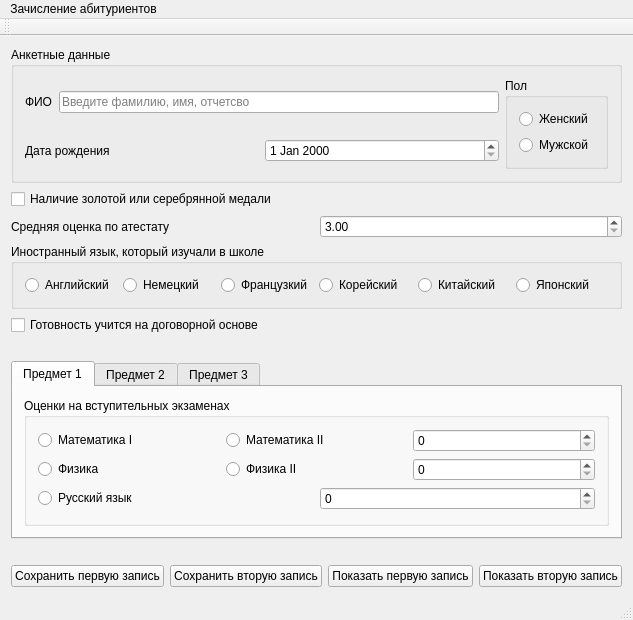
The window that mainwindow.ui (ghostik89/ControlWorkForOP) describes before a commit, drawn with Qt 5.
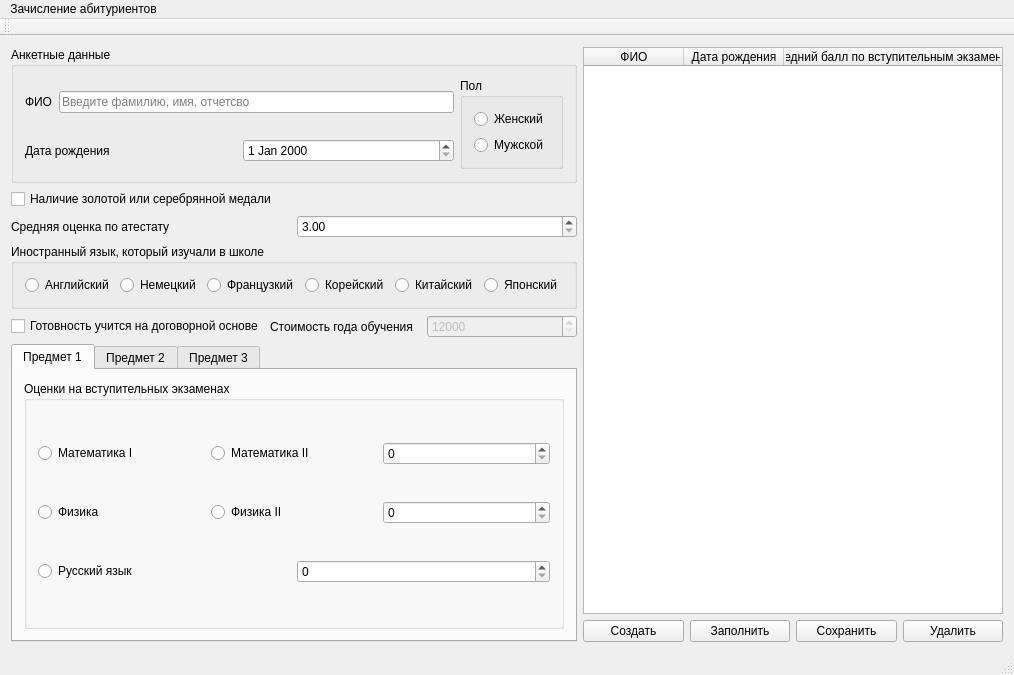
The same window after the commit.

What changed in the file:
```diff
--- a/mainwindow.ui
+++ b/mainwindow.ui
@@ -6,14 +6,16 @@
    <rect>
     <x>0</x>
     <y>0</y>
-    <width>592</width>
-    <height>612</height>
+    <width>1014</width>
+    <height>675</height>
    </rect>
   </property>
   <property name="windowTitle">
    <string>MainWindow</string>
   </property>
   <widget class="QWidget" name="centralWidget">
+   <layout class="QHBoxLayout" name="horizontalLayout_16">
+    <item>
    <layout class="QVBoxLayout" name="verticalLayout_3">
     <item>
      <widget class="QGroupBox" name="group_student_data">
@@ -197,6 +199,8 @@
      </widget>
     </item>
     <item>
+       <layout class="QHBoxLayout" name="horizontalLayout_15">
+        <item>
      <widget class="QCheckBox" name="check_dogvor">
       <property name="text">
        <string>Готовность учится на договорной основе</string>
@@ -204,17 +208,26 @@
      </widget>
     </item>
     <item>
-     <spacer name="horizontalSpacer_2">
-      <property name="orientation">
-       <enum>Qt::Horizontal</enum>
-      </property>
-      <property name="sizeHint" stdset="0">
-       <size>
-        <width>579</width>
-        <height>20</height>
-       </size>
-      </property>
-     </spacer>
+         <widget class="QLabel" name="label_4">
+          <property name="text">
+           <string>Стоимость года обучения</string>
+          </property>
+         </widget>
+        </item>
+        <item>
+         <widget class="QSpinBox" name="spin_bill">
+          <property name="enabled">
+           <bool>false</bool>
+          </property>
+          <property name="minimum">
+           <number>12000</number>
+          </property>
+          <property name="maximum">
+           <number>50000</number>
+          </property>
+         </widget>
+        </item>
+       </layout>
     </item>
     <item>
      <widget class="QTabWidget" name="tab_marks">
@@ -493,48 +506,69 @@
       </widget>
      </widget>
     </item>
+     </layout>
+    </item>
     <item>
-     <spacer name="horizontalSpacer">
-      <property name="orientation">
-       <enum>Qt::Horizontal</enum>
-      </property>
-      <property name="sizeHint" stdset="0">
-       <size>
-        <width>579</width>
-        <height>20</height>
-       </size>
-      </property>
-     </spacer>
+     <layout class="QVBoxLayout" name="verticalLayout_9">
+      <item>
+       <widget class="QTableWidget" name="table_students">
+        <attribute name="horizontalHeaderStretchLastSection">
+         <bool>true</bool>
+        </attribute>
+        <attribute name="verticalHeaderMinimumSectionSize">
+         <number>30</number>
+        </attribute>
+        <attribute name="verticalHeaderStretchLastSection">
+         <bool>false</bool>
+        </attribute>
+        <column>
+         <property name="text">
+          <string>ФИО</string>
+         </property>
+        </column>
+        <column>
+         <property name="text">
+          <string>Дата рождения</string>
+         </property>
+        </column>
+        <column>
+         <property name="text">
+          <string>Средний балл по вступительным экзаменам</string>
+         </property>
+        </column>
+       </widget>
     </item>
     <item>
      <layout class="QHBoxLayout" name="horizontalLayout_8">
       <item>
        <widget class="QPushButton" name="btn_save_first_student">
         <property name="text">
-         <string>Сохранить первую запись</string>
+           <string>Создать</string>
         </property>
        </widget>
       </item>
       <item>
        <widget class="QPushButton" name="btn_save_second_student">
         <property name="text">
-         <string>Сохранить вторую запись</string>
+           <string>Заполнить</string>
         </property>
        </widget>
       </item>
       <item>
        <widget class="QPushButton" name="btn_first_student">
         <property name="text">
-         <string>Показать первую запись</string>
+           <string>Сохранить</string>
         </property>
        </widget>
       </item>
       <item>
        <widget class="QPushButton" name="btn_second_student">
         <property name="text">
-         <string>Показать вторую запись</string>
-        </property>
-       </widget>
+           <string>Удалить</string>
+          </property>
+         </widget>
+        </item>
+       </layout>
       </item>
      </layout>
     </item>
@@ -545,7 +579,7 @@
     <rect>
      <x>0</x>
      <y>0</y>
-     <width>592</width>
+     <width>1014</width>
      <height>20</height>
     </rect>
    </property>
```
Left out of the diff: 8 changed lines with no effect on the pictures. Lines whose indentation alone changed are shown as unchanged.
